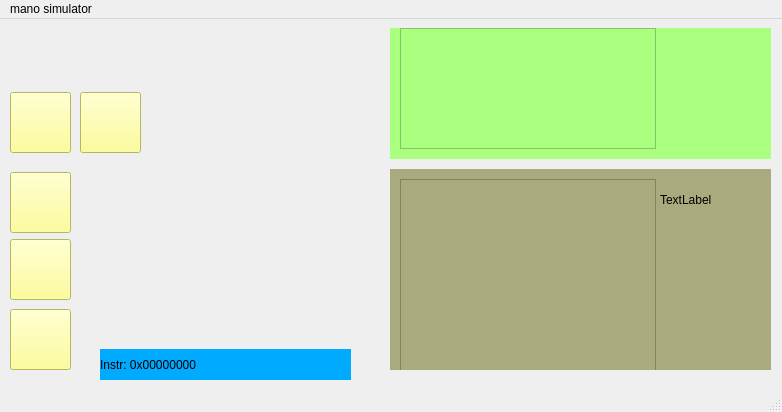
Qt form mainwindow.ui (Erfan3101/RiscvCpu) before a commit.
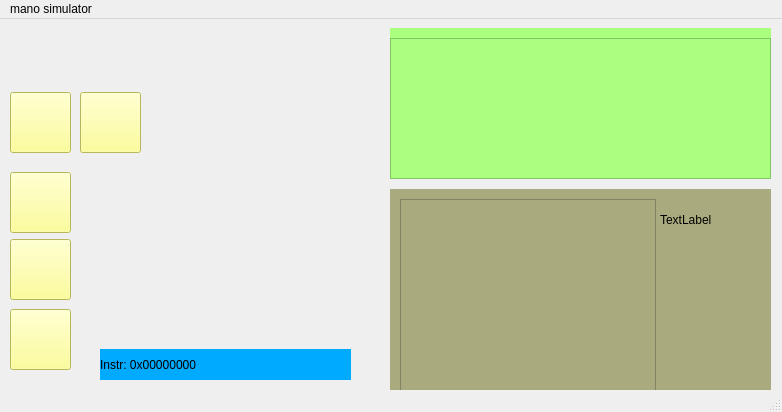
The same form after that commit. Icons and pictures are not drawn.

```diff
--- a/mainwindow.ui
+++ b/mainwindow.ui
@@ -21,7 +21,7 @@
     <property name="geometry">
      <rect>
       <x>390</x>
-      <y>150</y>
+      <y>170</y>
       <width>381</width>
       <height>201</height>
      </rect>
@@ -163,7 +163,7 @@
       <x>390</x>
       <y>9</y>
       <width>381</width>
-      <height>131</height>
+      <height>151</height>
      </rect>
     </property>
     <property name="styleSheet">
@@ -172,10 +172,10 @@
     <widget class="QTableWidget" name="memoryTable">
      <property name="geometry">
       <rect>
-       <x>10</x>
-       <y>0</y>
-       <width>256</width>
-       <height>121</height>
+       <x>0</x>
+       <y>10</y>
+       <width>381</width>
+       <height>141</height>
       </rect>
      </property>
     </widget>
```
